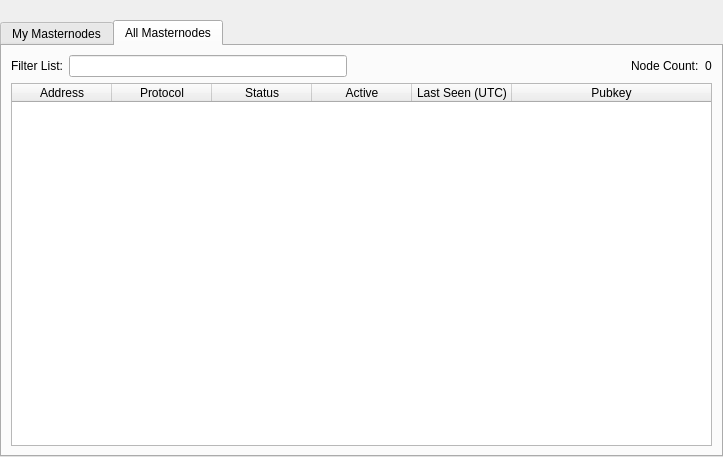
Before: the Qt Designer form src/qt/forms/masternodelist.ui in GiantPay/GiantCore, drawn with Qt 5.
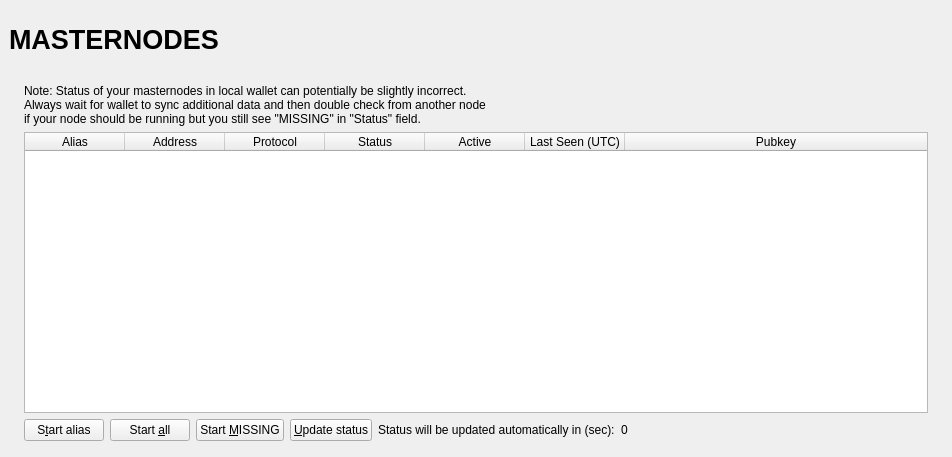
After: the same form once the commit is applied. The open tabs and pages were chosen to show the change.

Commit message: Upgrading to last pivx codebase

```diff
--- a/src/qt/forms/masternodelist.ui
+++ b/src/qt/forms/masternodelist.ui
@@ -13,51 +13,119 @@
   <property name="windowTitle">
    <string>Form</string>
   </property>
-  <layout class="QVBoxLayout" name="topLayout">
-   <property name="leftMargin">
-    <number>0</number>
+  <layout class="QVBoxLayout" name="topLayout" stretch="0">
+   <property name="margin">
+    <number>9</number>
    </property>
-   <property name="topMargin">
+   <item>
+    <layout class="QVBoxLayout" name="verticalLayout_Master" stretch="0,1">
+     <property name="spacing">
     <number>0</number>
    </property>
-   <property name="rightMargin">
+     <item>
+      <widget class="QFrame" name="frame_Header">
+       <layout class="QVBoxLayout" name="verticalLayout_4">
+        <property name="margin">
     <number>0</number>
    </property>
-   <property name="bottomMargin">
-    <number>0</number>
-   </property>
+        <item>
+         <layout class="QHBoxLayout" name="horizontalLayout_Header" stretch="1,0,1">
+          <item>
+           <widget class="QLabel" name="labelOverviewHeaderLeft">
+            <property name="minimumSize">
+             <size>
+              <width>464</width>
+              <height>60</height>
+             </size>
+            </property>
+            <property name="maximumSize">
+             <size>
+              <width>16777215</width>
+              <height>60</height>
+             </size>
+            </property>
+            <property name="font">
+             <font>
+              <pointsize>20</pointsize>
+              <weight>75</weight>
+              <bold>true</bold>
+             </font>
+            </property>
+            <property name="text">
+             <string>MASTERNODES</string>
+            </property>
+           </widget>
+          </item>
    <item>
+           <spacer name="horizontalSpacer">
+            <property name="orientation">
+             <enum>Qt::Horizontal</enum>
+            </property>
+            <property name="sizeHint" stdset="0">
+             <size>
+              <width>40</width>
+              <height>20</height>
+             </size>
+            </property>
+           </spacer>
+          </item>
+          <item>
+           <widget class="QLabel" name="labelOverviewHeaderRight">
+            <property name="minimumSize">
+             <size>
+              <width>464</width>
+              <height>60</height>
+             </size>
+            </property>
+            <property name="maximumSize">
+             <size>
+              <width>16777215</width>
+              <height>60</height>
+             </size>
+            </property>
+            <property name="font">
+             <font>
+              <pointsize>14</pointsize>
+             </font>
+            </property>
+            <property name="text">
+             <string/>
+            </property>
+            <property name="alignment">
+             <set>Qt::AlignRight|Qt::AlignTrailing|Qt::AlignVCenter</set>
+            </property>
+           </widget>
+          </item>
+         </layout>
+        </item>
+       </layout>
+      </widget>
+     </item>
+     <item>
+      <widget class="QFrame" name="frame_BG">
+       <layout class="QVBoxLayout" name="verticalLayout_3">
+        <property name="margin">
+         <number>6</number>
+        </property>
+        <item>
+         <widget class="QFrame" name="frame_Content">
     <layout class="QVBoxLayout" name="verticalLayout">
-     <property name="bottomMargin">
+           <property name="spacing">
       <number>0</number>
      </property>
-     <item>
-      <spacer name="horizontalSpacer0">
-       <property name="orientation">
-        <enum>Qt::Horizontal</enum>
-       </property>
-       <property name="sizeHint" stdset="0">
-        <size>
-         <width>40</width>
-         <height>20</height>
-        </size>
-       </property>
-      </spacer>
-     </item>
-     <item>
-      <widget class="QTabWidget" name="tabWidget">
-       <property name="currentIndex">
+           <property name="margin">
         <number>0</number>
        </property>
-       <widget class="QWidget" name="tabMyMasternodes">
-        <attribute name="title">
-         <string>My Masternodes</string>
-        </attribute>
+           <item>
         <layout class="QGridLayout" name="gridLayout_2">
+             <property name="spacing">
+              <number>2</number>
+             </property>
          <item row="0" column="0">
+              <widget class="QFrame" name="frameList">
           <layout class="QVBoxLayout" name="verticalLayout_2">
            <property name="bottomMargin">
-            <number>0</number>
+                 <number>1</number>
            </property>
            <item>
             <layout class="QHBoxLayout" name="horizontalLayout_note">
@@ -239,153 +307,14 @@
             </layout>
            </item>
           </layout>
-         </item>
-        </layout>
-       </widget>
-       <widget class="QWidget" name="tabAllMasternodes">
-        <attribute name="title">
-         <string>All Masternodes</string>
-        </attribute>
-        <layout class="QGridLayout" name="gridLayout">
-         <item row="1" column="0">
-          <widget class="QTableWidget" name="tableWidgetMasternodes">
-           <property name="palette">
-            <palette>
-             <active>
-              <colorrole role="Text">
-               <brush brushstyle="SolidPattern">
-                <color alpha="255">
-                 <red>51</red>
-                 <green>51</green>
-                 <blue>51</blue>
-                </color>
-               </brush>
-              </colorrole>
-             </active>
-             <inactive>
-              <colorrole role="Text">
-               <brush brushstyle="SolidPattern">
-                <color alpha="255">
-                 <red>51</red>
-                 <green>51</green>
-                 <blue>51</blue>
-                </color>
-               </brush>
-              </colorrole>
-             </inactive>
-             <disabled>
-              <colorrole role="Text">
-               <brush brushstyle="SolidPattern">
-                <color alpha="255">
-                 <red>85</red>
-                 <green>85</green>
-                 <blue>85</blue>
-                </color>
-               </brush>
-              </colorrole>
-             </disabled>
-            </palette>
-           </property>
-           <property name="editTriggers">
-            <set>QAbstractItemView::NoEditTriggers</set>
-           </property>
-           <property name="alternatingRowColors">
-            <bool>true</bool>
-           </property>
-           <property name="selectionBehavior">
-            <enum>QAbstractItemView::SelectRows</enum>
-           </property>
-           <property name="sortingEnabled">
-            <bool>true</bool>
-           </property>
-           <attribute name="horizontalHeaderStretchLastSection">
-            <bool>true</bool>
-           </attribute>
-           <attribute name="ResizeMode">
-            <enum>QHeaderView::Interactive</enum>
-           </attribute>
-           <column>
-            <property name="text">
-             <string>Address</string>
-            </property>
-           </column>
-           <column>
-            <property name="text">
-             <string>Protocol</string>
-            </property>
-           </column>
-           <column>
-            <property name="text">
-             <string>Status</string>
-            </property>
-           </column>
-           <column>
-            <property name="text">
-             <string>Active</string>
-            </property>
-           </column>
-           <column>
-            <property name="text">
-             <string>Last Seen (UTC)</string>
-            </property>
-           </column>
-           <column>
-            <property name="text">
-             <string>Pubkey</string>
-            </property>
-           </column>
-          </widget>
-         </item>
-         <item row="0" column="0">
-          <layout class="QHBoxLayout" name="horizontalLayout_3">
-           <property name="bottomMargin">
-            <number>0</number>
-           </property>
-           <item>
-            <widget class="QLabel" name="label_filter">
-             <property name="text">
-              <string>Filter List:</string>
-             </property>
-            </widget>
-           </item>
-           <item>
-            <widget class="QLineEdit" name="filterLineEdit">
-             <property name="toolTip">
-              <string>Filter masternode list</string>
-             </property>
-            </widget>
-           </item>
-           <item>
-            <spacer name="horizontalSpacer_3">
-             <property name="orientation">
-              <enum>Qt::Horizontal</enum>
-             </property>
-             <property name="sizeHint" stdset="0">
-              <size>
-               <width>10</width>
-               <height>20</height>
-              </size>
-             </property>
-            </spacer>
-           </item>
-           <item>
-            <widget class="QLabel" name="label_count">
-             <property name="text">
-              <string>Node Count:</string>
-             </property>
-            </widget>
-           </item>
-           <item>
-            <widget class="QLabel" name="countLabel">
-             <property name="text">
-              <string>0</string>
-             </property>
-            </widget>
-           </item>
+              </widget>
+             </item>
           </layout>
          </item>
         </layout>
        </widget>
+        </item>
+       </layout>
       </widget>
      </item>
     </layout>
```
Left out of the diff: 3 changed lines with no effect on the pictures. Lines whose indentation alone changed are shown as unchanged. The commit also changes 1200 other files.
